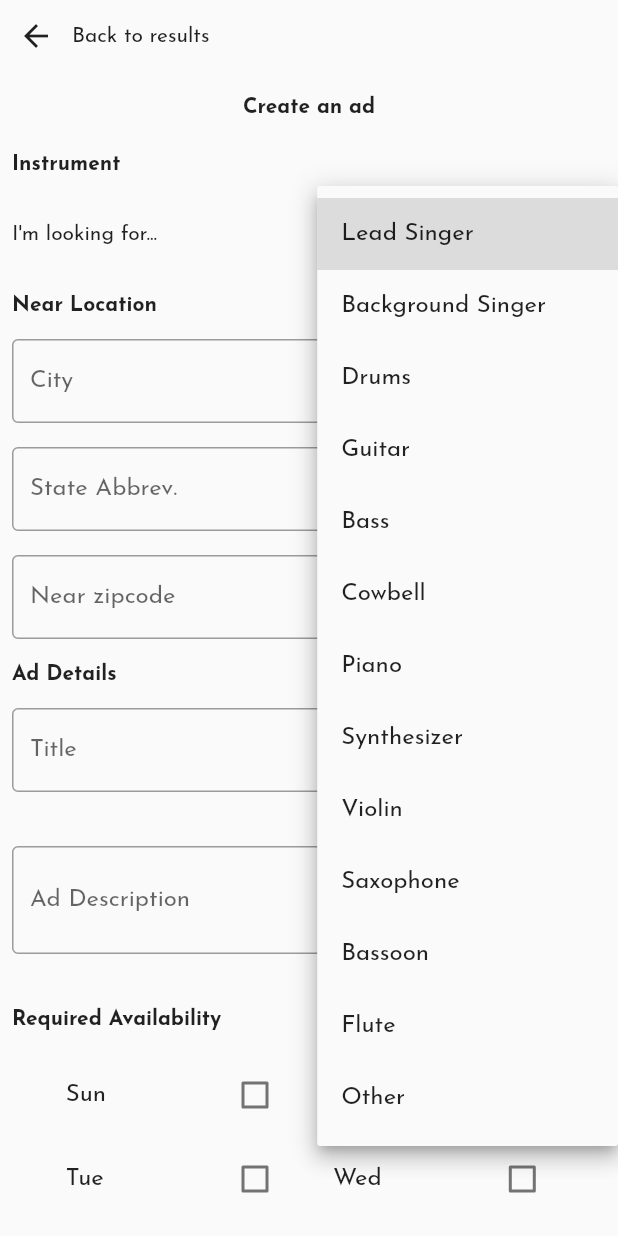
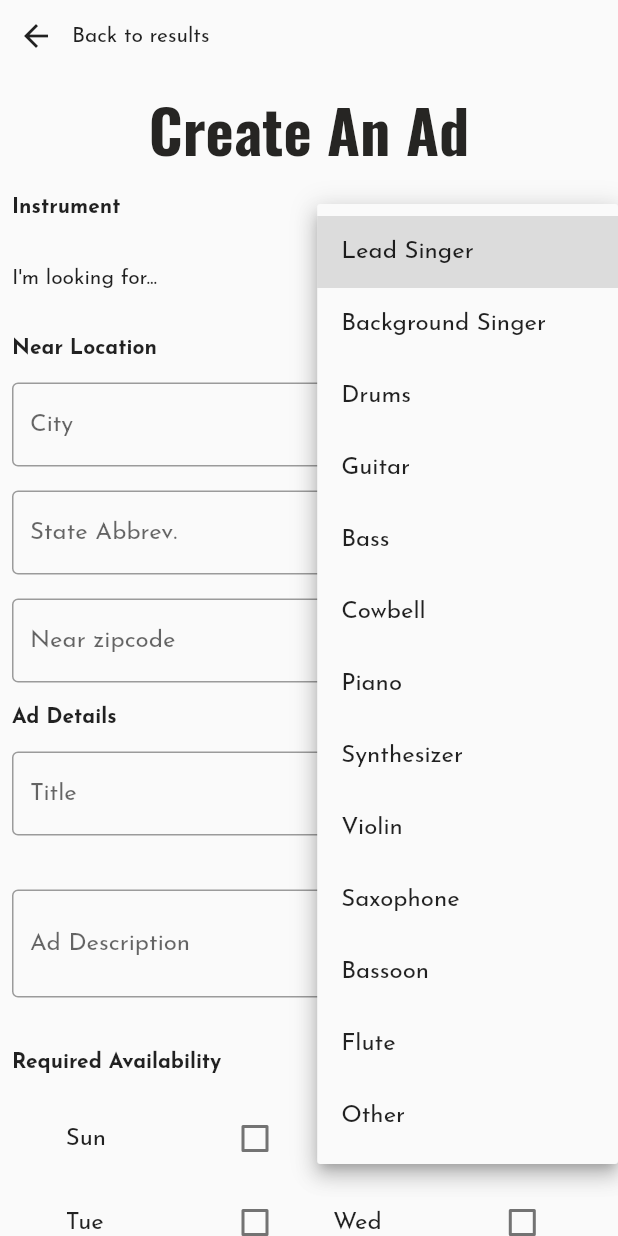
Before and after one commit to jnees/capstone, a Flutter app: the AdCreate widget shown alone on an empty page, opened directly with empty values, after a tap on "Lead Singer", on a phone screen of 412 x 824 dp. Run offline on Flutter 3.47's test engine with Material 2 defaults, Android fonts, the light colour scheme and no system bars; our stand-ins replace firebase_auth, firebase_core, flutter_signin_button, flutter_svg, google_sign_in; accounts and stored records are empty; network calls fail.

Commit message:
Ads page styling
- add some styling to Ads page

```diff
--- a/jam_scene_UI/lib/screens/ad_create_page.dart
+++ b/jam_scene_UI/lib/screens/ad_create_page.dart
@@ -1,6 +1,7 @@
 import "dart:convert";
 import 'package:flutter/material.dart';
 import 'package:http/http.dart' as http;
+import 'package:jam_scene/styles.dart';
 import '../models/instrument_lookup.dart';
 import 'package:firebase_auth/firebase_auth.dart';
 
@@ -96,10 +97,9 @@ class _AdCreateState extends State<AdCreate> {
                 child: Row(
                   mainAxisAlignment: MainAxisAlignment.center,
                   children: const [
-                    Padding(
-                      padding: EdgeInsets.all(8.0),
-                      child: Text("Create an ad",
-                          style: TextStyle(fontWeight: FontWeight.bold)),
+                    Text(
+                      "Create An Ad",
+                      style: Styles.titleLarge,
                     ),
                   ],
                 ),
--- a/jam_scene_UI/lib/styles.dart
+++ b/jam_scene_UI/lib/styles.dart
@@ -38,6 +38,11 @@ class Styles {
     color: charcoal,
     fontStyle: FontStyle.italic,
   );
+  static const headline7Ital = TextStyle(
+    fontSize: 14.0,
+    color: charcoal,
+    fontStyle: FontStyle.italic,
+  );
   static const titleLarge = TextStyle(
     fontSize: 40.0,
     color: charcoal,
```
Also changed, not shown: jam_scene_UI/lib/screens/ad_results_page.dart (+6 -4 lines).
